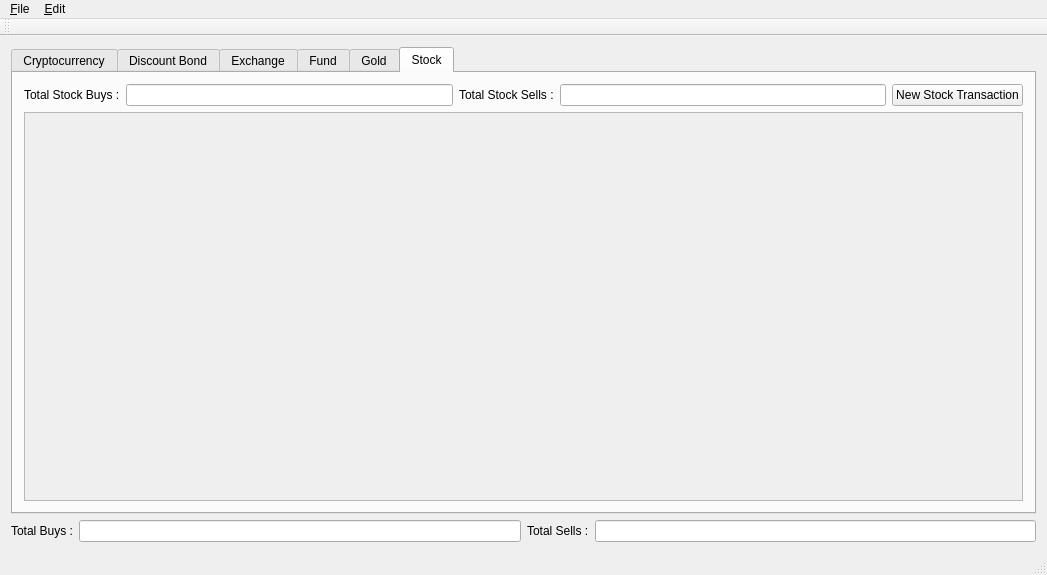
First picture: the form in investpor/gui/mainwindow.ui, repository ukll/investpor, before the edit.
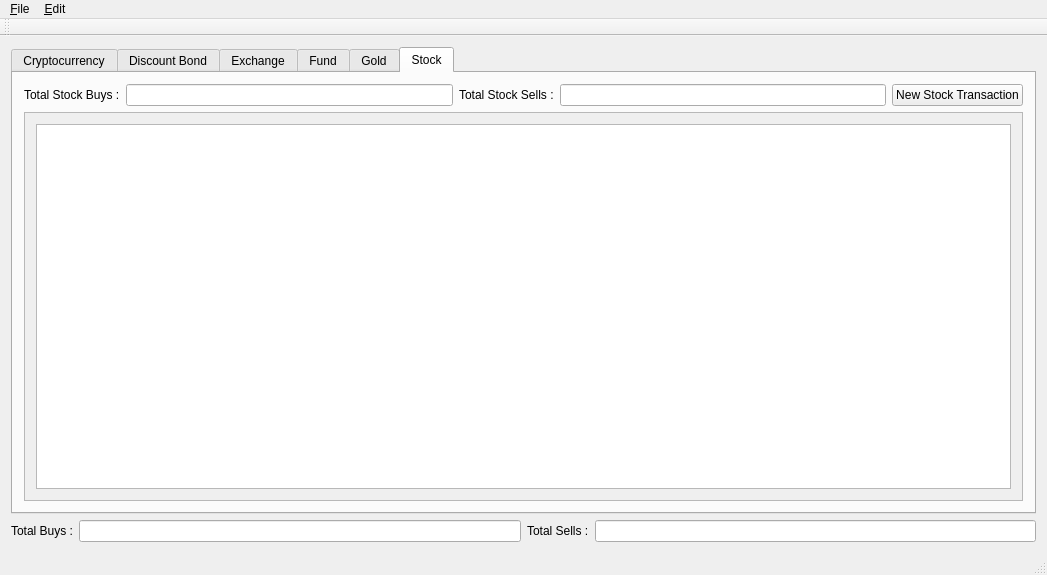
Second picture: the form after the edit. The open tabs and pages were chosen to show the change.

Commit message: Adds investpor::gui::StockTableModel class.

What changed in the file:
```diff
--- a/investpor/gui/mainwindow.ui
+++ b/investpor/gui/mainwindow.ui
@@ -546,6 +546,24 @@
              <height>364</height>
             </rect>
            </property>
+           <layout class="QVBoxLayout" name="verticalLayout_13">
+            <item>
+             <widget class="QTableView" name="tbvStockView">
+              <property name="selectionBehavior">
+               <enum>QAbstractItemView::SelectRows</enum>
+              </property>
+              <attribute name="horizontalHeaderDefaultSectionSize">
+               <number>110</number>
+              </attribute>
+              <attribute name="horizontalHeaderStretchLastSection">
+               <bool>true</bool>
+              </attribute>
+              <attribute name="verticalHeaderVisible">
+               <bool>false</bool>
+              </attribute>
+             </widget>
+            </item>
+           </layout>
           </widget>
          </widget>
         </item>
```
Left out of the diff: 16 changed lines with no effect on the pictures. The commit also changes 6 other files.
